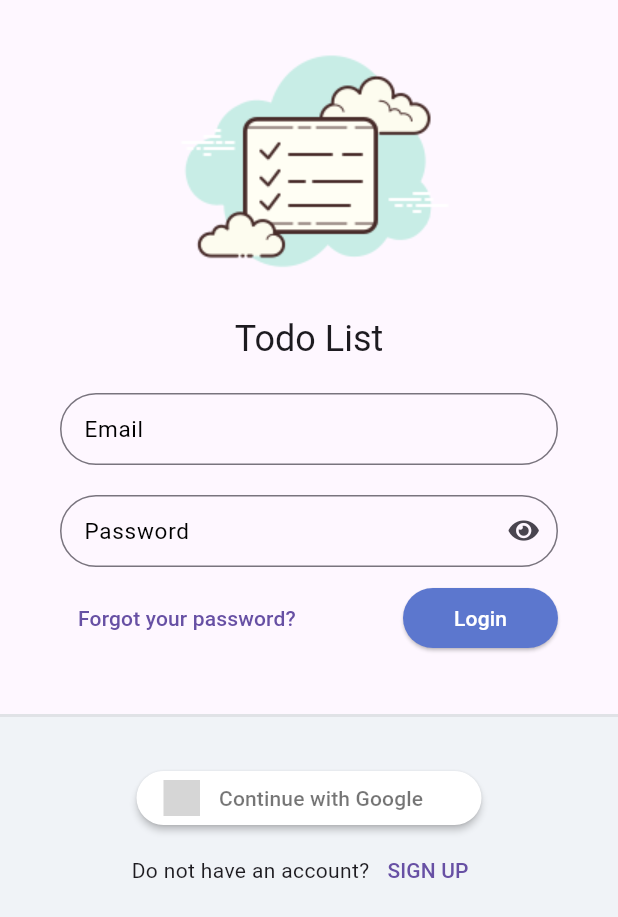
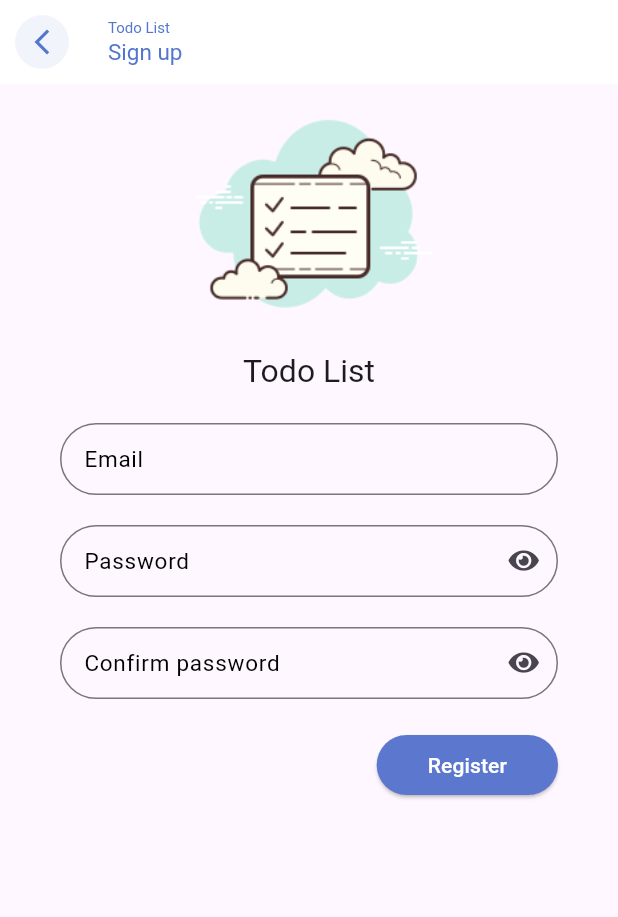
Before and after one commit to brunozupp/review_provider_sqlite, a Flutter app: the screen it shows after launch, after a tap on "SIGN UP", on a phone screen of 412 x 824 dp. Shown: the top 917 px of the screen. Run offline on Flutter 3.47's test engine with Material 3 defaults, Android fonts, the phone set to English and light mode, and no system bars; drawn by our look-alikes of sign_in_button; our stand-ins replace google_fonts, sqflite, synchronized; accounts and stored records are empty; Roboto replaces fonts that are missing (Mandali); grey boxes are pictures that could not be loaded.

Commit message:
Created UI from RegisterPage

```diff
--- a/lib/app/core/ui/components/todo_list_field.dart
+++ b/lib/app/core/ui/components/todo_list_field.dart
@@ -4,7 +4,7 @@ import '../todo_list_icons.dart';
 
 class TodoListField extends StatelessWidget {
 
-  final TextEditingController controller;
+  final TextEditingController? controller;
   final FormFieldValidator<String>? validator;
   final String label;
   final bool obscureText;
@@ -14,7 +14,7 @@ class TodoListField extends StatelessWidget {
 
   TodoListField({
     super.key,
-    required this.controller,
+    this.controller,
     this.validator,
     required this.label,
     this.obscureText = false,
--- a/lib/app/modules/auth/auth_module.dart
+++ b/lib/app/modules/auth/auth_module.dart
@@ -2,15 +2,19 @@ import 'package:provider/provider.dart';
 import 'package:review_provider_sqlite/app/core/modules/todo_list_module.dart';
 import 'package:review_provider_sqlite/app/modules/auth/login/login_controller.dart';
 import 'package:review_provider_sqlite/app/modules/auth/login/login_page.dart';
+import 'package:review_provider_sqlite/app/modules/auth/register/register_controller.dart';
+import 'package:review_provider_sqlite/app/modules/auth/register/register_page.dart';
 
 final class AuthModule extends TodoListModule {
 
   AuthModule() : super(
     routers: {
-      "/login": (_) => const LoginPage()
+      "/login": (_) => const LoginPage(),
+      "/register": (_) => const RegisterPage(),
     },
     bindings: [
-      ChangeNotifierProvider(create: (_) => LoginController())
+      ChangeNotifierProvider(create: (_) => LoginController()),
+      ChangeNotifierProvider(create: (_) => RegisterController()),
     ]
   );
 
--- a/lib/app/modules/auth/login/login_page.dart
+++ b/lib/app/modules/auth/login/login_page.dart
@@ -87,7 +87,7 @@ class _LoginPageState extends State<LoginPage> {
                                   ),
                                 ),
                               ],
-                            )
+                            ),
                           ],
                         ),
                       )
@@ -124,12 +124,14 @@ class _LoginPageState extends State<LoginPage> {
                             Row(
                               mainAxisAlignment: MainAxisAlignment.center,
                               children: [
-                                Text(
+                                const Text(
                                   "Do not have an account?",
                                 ),
                                 TextButton(
-                                  onPressed: () {},
-                                  child: Text("SIGN UP"),
+                                  onPressed: () {
+                                    Navigator.of(context).pushNamed("/register");
+                                  },
+                                  child: const Text("SIGN UP"),
                                 ),
                               ],
                             ),
--- /dev/null
+++ b/lib/app/modules/auth/register/register_controller.dart
@@ -0,0 +1,5 @@
+import 'package:flutter/material.dart';
+
+class RegisterController extends ChangeNotifier {
+
+}
--- /dev/null
+++ b/lib/app/modules/auth/register/register_page.dart
@@ -0,0 +1,133 @@
+import 'package:flutter/material.dart';
+import 'package:review_provider_sqlite/app/core/extensions/theme_extension.dart';
+import 'package:review_provider_sqlite/app/core/ui/components/todo_list_field.dart';
+import 'package:review_provider_sqlite/app/core/ui/components/todo_list_logo.dart';
+
+class RegisterPage extends StatefulWidget {
+  const RegisterPage({super.key});
+
+  @override
+  State<RegisterPage> createState() => _RegisterPageState();
+}
+
+class _RegisterPageState extends State<RegisterPage> {
+
+  final _formKey = GlobalKey<FormState>();
+  final _emailEC = TextEditingController();
+  final _passwordEC = TextEditingController();
+  final _confirmPasswordEC = TextEditingController();
+
+  @override
+  void dispose() {
+    _emailEC.dispose();
+    _passwordEC.dispose();
+    _confirmPasswordEC.dispose();
+
+    super.dispose();
+  }
+
+  @override
+  Widget build(BuildContext context) {
+    return Scaffold(
+      appBar: AppBar(
+        automaticallyImplyLeading: false,
+        backgroundColor: Colors.white,
+        leading: IconButton(
+          onPressed: () => Navigator.of(context).pop(),
+          icon: ClipOval(
+            child: Container(
+              color: context.primaryColor.withAlpha(20),
+              padding: const EdgeInsets.all(8),
+              child: Icon(
+                Icons.arrow_back_ios_new_outlined,
+                size: 20,
+                color: context.primaryColor,
+              ),
+            ),
+          ),
+        ),
+        title: Column(
+          crossAxisAlignment: CrossAxisAlignment.start,
+          children: [
+            Text(
+              "Todo List",
+              style: TextStyle(
+                fontSize: 10,
+                color: context.primaryColor,
+              ),
+            ),
+            Text(
+              "Sign up",
+              style: TextStyle(
+                fontSize: 15,
+                color: context.primaryColor,
+              ),
+            ),
+          ],
+        ),
+      ),
+      body: ListView(
+        children: [
+          SizedBox(
+            height: MediaQuery.sizeOf(context).width * 0.5,
+            child: const FittedBox( // It makes that the widget child increase ou decrease its size depending on the phone's size
+              fit: BoxFit.fitHeight, // It makes that the widget child increase ou decrease its size depending on the phone's size
+              child: TodoListLogo(),
+            ),
+          ),
+          Padding(
+            padding: const EdgeInsets.symmetric(
+              vertical: 20,
+              horizontal: 40,
+            ),
+            child: Form(
+              key: _formKey,
+              child: Column(
+                children: [
+                  TodoListField(
+                    controller: _emailEC,
+                    label: "Email"
+                  ),
+                  const SizedBox(
+                    height: 20,
+                  ),
+                  TodoListField(
+                    controller: _passwordEC,
+                    label: "Password",
+                    obscureText: true,
+                  ),
+                  const SizedBox(
+                    height: 20,
+                  ),
+                  TodoListField(
+                    controller: _confirmPasswordEC,
+                    label: "Confirm password",
+                    obscureText: true,
+                  ),
+                  const SizedBox(
+                    height: 20,
+                  ),
+                  Align(
+                    alignment: Alignment.bottomRight,
+                    child: ElevatedButton(
+                      onPressed: () {},
+                      style: ElevatedButton.styleFrom(
+                        shape: RoundedRectangleBorder(
+                          borderRadius: BorderRadius.circular(20),
+                        )
+                      ),
+                      child: const Padding(
+                        padding: EdgeInsets.all(10.0),
+                        child: Text("Register"),
+                      ),
+                    ),
+                  ),
+                ],
+              ),
+            ),
+          ),
+        ],
+      ),
+    );
+  }
+}
```
